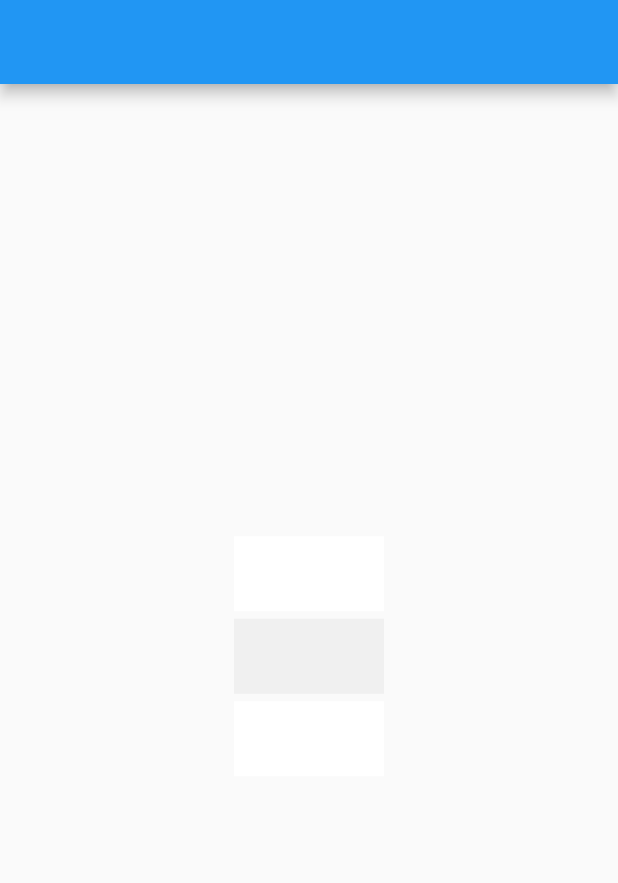
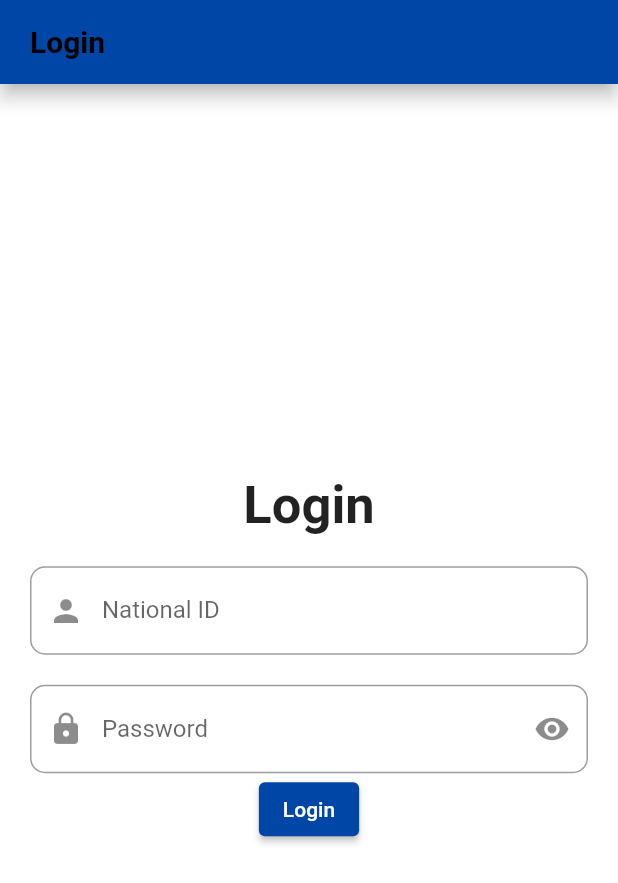
Before and after one commit to DavidNael/E-citizen, a Flutter app: the screen it shows after launch, on a phone screen of 412 x 824 dp. Shown: the top 883 px of the screen. Run offline on Flutter 3.47's test engine with Material 2 defaults, Android fonts, the phone set to English and light mode, and no system bars; our stand-ins replace bloc, hexcolor.

Commit message:
Login Screen

```diff
--- a/E-Citizen/lib/main.dart
+++ b/E-Citizen/lib/main.dart
@@ -1,4 +1,4 @@
-import 'package:ecitizen/models/login/LoginScreen.dart';
+import 'package:ecitizen/modules/login/LoginScreen.dart';
 import 'package:ecitizen/shared/styles/themes.dart';
 import 'package:flutter/material.dart';
 
@@ -12,10 +12,10 @@ class ECitizen extends StatelessWidget {
   // This widget is the root of your application.
   @override
   Widget build(BuildContext context) {
-    return const MaterialApp(
+    return MaterialApp(
       debugShowCheckedModeBanner: false,
       home: LoginScreen(),
-      // theme: lightTheme(),
+      theme: lightTheme(),
     );
   }
 }
--- a/E-Citizen/lib/models/login/LoginScreen.dart
+++ /dev/null
@@ -1,48 +0,0 @@
-import 'package:flutter/cupertino.dart';
-import 'package:flutter/material.dart';
-import 'package:hexcolor/hexcolor.dart';
-
-import '../../shared/styles/color.dart';
-
-class LoginScreen extends StatelessWidget {
-  const LoginScreen({Key? key}) : super(key: key);
-
-  @override
-  Widget build(BuildContext context) {
-    return Scaffold(
-      appBar: AppBar(),
-      body: Center(
-        child: Column(
-          mainAxisAlignment: MainAxisAlignment.center,
-          crossAxisAlignment: CrossAxisAlignment.center,
-          children: [
-            Container(
-              height: 50,
-              width: 100,
-              color: color1,
-            ),
-            const SizedBox(
-              height: 5,
-            ),
-            Container(
-              height: 50,
-              width: 100,
-              color: color2,
-            ),
-            const SizedBox(
-              height: 5,
-            ),
-            Container(
-              height: 50,
-              width: 100,
-              color: color3,
-            ),
-            const SizedBox(
-              height: 5,
-            ),
-          ],
-        ),
-      ),
-    );
-  }
-}
--- /dev/null
+++ b/E-Citizen/lib/modules/login/LoginScreen.dart
@@ -0,0 +1,87 @@
+import 'package:ecitizen/shared/components/components.dart';
+import 'package:flutter/cupertino.dart';
+import 'package:flutter/material.dart';
+import 'package:hexcolor/hexcolor.dart';
+
+import '../../shared/styles/color.dart';
+
+class LoginScreen extends StatelessWidget {
+  LoginScreen({Key? key}) : super(key: key);
+  final TextEditingController _NIDController = TextEditingController();
+  final TextEditingController _passwordController = TextEditingController();
+  @override
+  Widget build(BuildContext context) {
+    return Scaffold(
+      backgroundColor: color1,
+      appBar: AppBar(
+        title: Text("Login"),
+      ),
+      body: Center(
+        child: Column(
+          mainAxisAlignment: MainAxisAlignment.center,
+          crossAxisAlignment: CrossAxisAlignment.center,
+          children: [
+            Form(
+              child: Padding(
+                padding: const EdgeInsets.all(20.0),
+                child: Column(
+                  mainAxisAlignment: MainAxisAlignment.center,
+                  mainAxisSize: MainAxisSize.min,
+                  children: [
+                    const Text(
+                      "Login",
+                      style: TextStyle(
+                        fontWeight: FontWeight.bold,
+                        fontSize: 35,
+                      ),
+                    ),
+
+                    //!National ID Field
+                    Padding(
+                      padding: const EdgeInsets.symmetric(vertical: 20),
+                      child: myTextFormField(
+                        textController: _NIDController,
+                        keyboardType: TextInputType.number,
+                        prefixIcon: const Icon(Icons.person),
+                        label: "National ID",
+                        borderRadius: 10,
+                        validator: (nid) {
+                          if (nid.toString().length != 14) {
+                            return "National ID must be 14 digits.";
+                          }
+                          return null;
+                        },
+                      ),
+                    ),
+                    //! Password Field
+                    myTextFormField(
+                      textController: _passwordController,
+                      keyboardType: TextInputType.text,
+                      prefixIcon: const Icon(Icons.lock),
+                      isPassword: true,
+                      suffixIcon: IconButton(
+                        icon: const Icon(Icons.remove_red_eye),
+                        onPressed: () {},
+                      ),
+                      label: "Password",
+                      borderRadius: 10,
+                      validator: (password) {
+                        if (!validatePassword(password.toString())) {
+                          return "Weak Password. password must contain numerical digit and at least 8 characters long.";
+                        }
+                        return null;
+                      },
+                    ),
+                    myElevatedButton(
+                      text: "Login",
+                    ),
+                  ],
+                ),
+              ),
+            ),
+          ],
+        ),
+      ),
+    );
+  }
+}
--- a/E-Citizen/lib/shared/components/components.dart
+++ b/E-Citizen/lib/shared/components/components.dart
@@ -1,5 +1,5 @@
+import 'package:ecitizen/shared/styles/color.dart';
 import 'package:flutter/material.dart';
-
 
 // Custom TextFormField
 Widget myTextFormField({
@@ -32,6 +32,22 @@ Widget myTextFormField({
   );
 }
 
+//Custom Elevated Button
+Widget myElevatedButton({
+  required String text,
+  Color buttonColor = myYellow,
+  Color textColor = Colors.white,
+}) {
+  return ElevatedButton(
+    onPressed: () {},
+    style: TextButton.styleFrom(backgroundColor: buttonColor),
+    child: Text(
+      text,
+      style: TextStyle(color: textColor),
+    ),
+  );
+}
+
 // Custom button
 Widget myButton({
   double width = double.infinity,
@@ -60,7 +76,6 @@ Widget myButton({
         ),
       ),
     );
-
 
 // Search bar
 Widget searchBar() => Padding(
@@ -169,7 +184,8 @@ Widget navButton({
 Widget navigateTo({
   required BuildContext context,
   required Widget destination,
-}) => IconButton(
+}) =>
+    IconButton(
         icon: const Icon(
           Icons.amp_stories_rounded,
         ),
@@ -186,3 +202,12 @@ BoxDecoration decorateContainer() => BoxDecoration(
       color: Colors.blue,
       borderRadius: BorderRadius.circular(25),
     );
+//! Password Validator
+bool validatePassword(String value) {
+  RegExp regExp = RegExp(r'^(?=.*?[a-z])(?=.*?[0-9]).{8,}$');
+  if (regExp.hasMatch(value)) {
+    return true;
+  } else {
+    return false;
+  }
+}
--- a/E-Citizen/lib/shared/styles/themes.dart
+++ b/E-Citizen/lib/shared/styles/themes.dart
@@ -3,7 +3,6 @@ import 'package:flutter/services.dart';
 import 'package:hexcolor/hexcolor.dart';
 
 import 'color.dart';
-
 
 ThemeData lightTheme() {
   return ThemeData(
@@ -13,13 +12,13 @@ ThemeData lightTheme() {
     // control appBar
     appBarTheme: const AppBarTheme(
       // control status bar
-      systemOverlayStyle: SystemUiOverlayStyle(
-        statusBarColor: Colors.white,
-        statusBarIconBrightness: Brightness.dark,
-      ),
+      // systemOverlayStyle: SystemUiOverlayStyle(
+      //   statusBarColor: Colors.black,
+      //   statusBarIconBrightness: Brightness.light,
+      // ),
 
-      elevation: 0,
-      backgroundColor: Colors.white,
+      elevation: 5,
+      backgroundColor: myYellow,
       iconTheme: IconThemeData(
         color: Colors.black,
       ),
@@ -39,8 +38,8 @@ ThemeData lightTheme() {
     ),
 
     // control body
-    primaryColor: Colors.red,
-    primarySwatch: lightThemeColor,
+    primaryColor: Colors.black,
+    primarySwatch: myBlueMaterial,
 
     // control text theme
     textTheme: const TextTheme(
@@ -48,8 +47,7 @@ ThemeData lightTheme() {
       fontSize: 18,
       fontWeight: FontWeight.w500,
       color: Colors.black,
-        )
-    ),
+    )),
 
     // control bottom navbar
     bottomNavigationBarTheme: const BottomNavigationBarThemeData(
@@ -105,8 +103,7 @@ ThemeData darkTheme() {
       fontSize: 18,
       fontWeight: FontWeight.w500,
       color: Colors.white,
-        )
-    ),
+    )),
 
     // control bottom navbar
     bottomNavigationBarTheme: BottomNavigationBarThemeData(
--- a/E-Citizen/pubspec.yaml
+++ b/E-Citizen/pubspec.yaml
@@ -19,7 +19,7 @@ publish_to: 'none' # Remove this line if you wish to publish to pub.dev
 version: 1.0.0+1
 
 environment:
-  sdk: '>=2.19.2 <3.0.0'
+  sdk: '>=2.19.0 <3.0.0'
 
 # Dependencies specify other packages that your package needs in order to work.
 # To automatically upgrade your package dependencies to the latest versions
```
Also changed, not shown: E-Citizen/lib/shared/styles/color.dart (+39 -4 lines), E-Citizen/pubspec.lock. Lines whose indentation alone changed are shown as unchanged.
